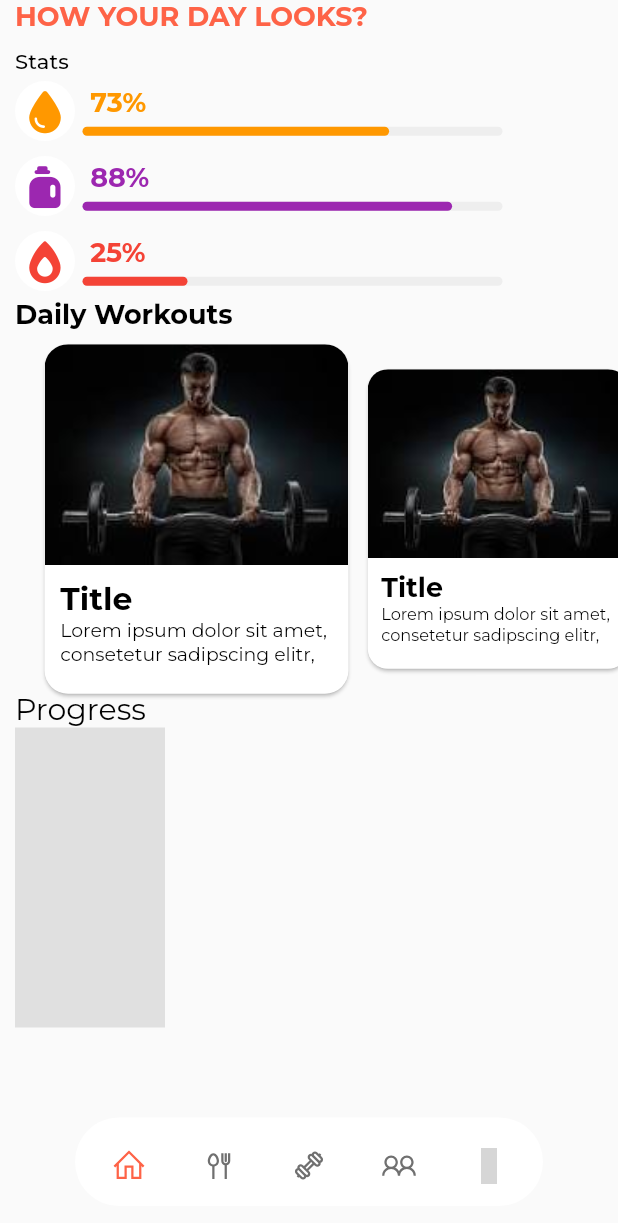
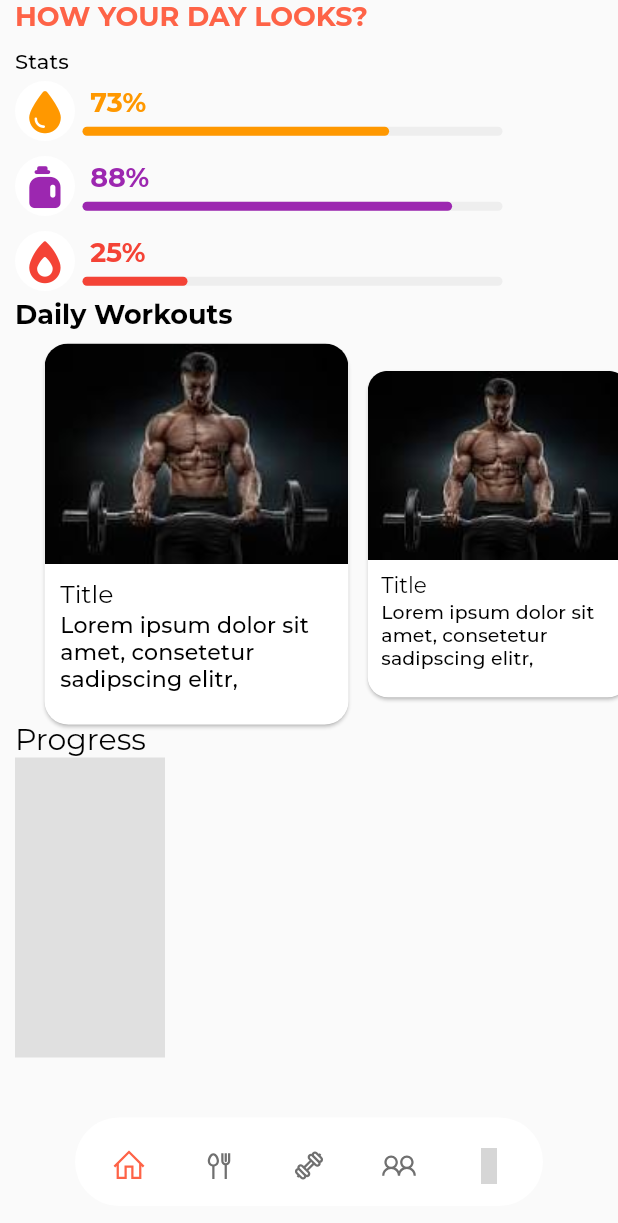
Before and after one commit to ColtonDevAcc/fitstack_app, a Flutter app: the Main_View screen opened by its route, on a phone screen of 412 x 824 dp. Shown: the top 1223 px of the screen. Run offline on Flutter 3.47's test engine with Material 2 defaults, Android fonts, the light colour scheme and no system bars; drawn by our look-alikes of dot_navigation_bar; our stand-ins replace auto_route, device_preview, flutter_svg, font_awesome_flutter, google_fonts, line_icons; grey boxes are pictures that could not be loaded.

Commit message:
Increased height of PageView in Dasboard to account for unresolved Theme settings

```diff
--- a/lib/features/dashboard/presentation/dashboard_view.dart
+++ b/lib/features/dashboard/presentation/dashboard_view.dart
@@ -43,7 +43,7 @@ class _DashBoard_ViewState extends State<DashBoard_View> {
                   ),
                   SizedBox(height: 10),
                   SizedBox(
-                    height: 230,
+                    height: 250,
                     width: double.infinity,
                     child: PageView.builder(
                       clipBehavior: Clip.none,
--- a/lib/widgets/atoms/workout_card.dart
+++ b/lib/widgets/atoms/workout_card.dart
@@ -36,13 +36,13 @@ class _WorkoutCardState extends State<WorkoutCard> {
                 crossAxisAlignment: CrossAxisAlignment.start,
                 mainAxisAlignment: MainAxisAlignment.center,
                 children: [
-                  const Text(
+                  Text(
                     "Title",
-                    style: TextStyle(fontWeight: FontWeight.bold),
+                    style: Theme.of(context).textTheme.subtitle1,
                   ),
-                  const Text(
+                  Text(
                     "Lorem ipsum dolor sit amet, consetetur sadipscing elitr,",
-                    style: TextStyle(fontSize: 12),
+                    style: Theme.of(context).textTheme.subtitle2,
                   ),
                 ],
               ),
```
Also changed, not shown: lib/core/theme/theme.dart (+13 -6 lines).
